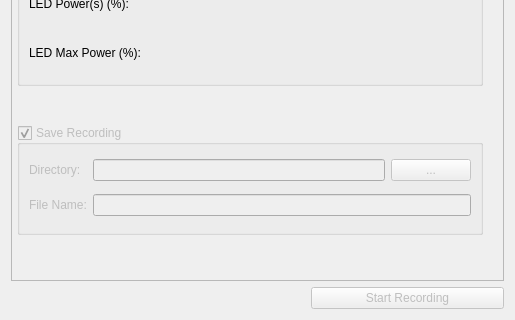
pymmcore-plus/napari-micromanager, file micromanager_gui/optocamp_gui.ui: the form before one commit; both pictures show x 0 to 515 and y 705 to 1025 of the 515 by 1025 pixel window.
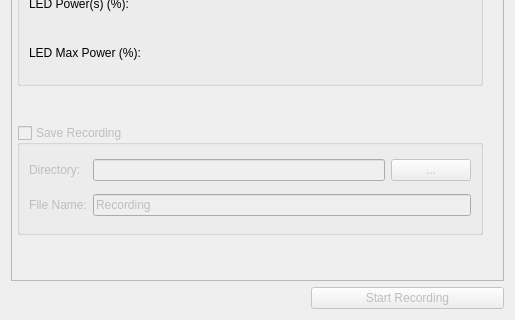
The form after the commit.

```diff
--- a/micromanager_gui/optocamp_gui.ui
+++ b/micromanager_gui/optocamp_gui.ui
@@ -463,6 +463,9 @@
          <property name="checkable">
           <bool>true</bool>
          </property>
+         <property name="checked">
+          <bool>false</bool>
+         </property>
          <layout class="QGridLayout" name="gridLayout_6">
           <property name="topMargin">
            <number>7</number>
@@ -502,7 +505,11 @@
            </widget>
           </item>
           <item row="1" column="1" colspan="2">
-           <widget class="QLineEdit" name="fname_rec_lineEdit"/>
+           <widget class="QLineEdit" name="fname_rec_lineEdit">
+            <property name="text">
+             <string>Recording</string>
+            </property>
+           </widget>
           </item>
          </layout>
         </widget>
```
